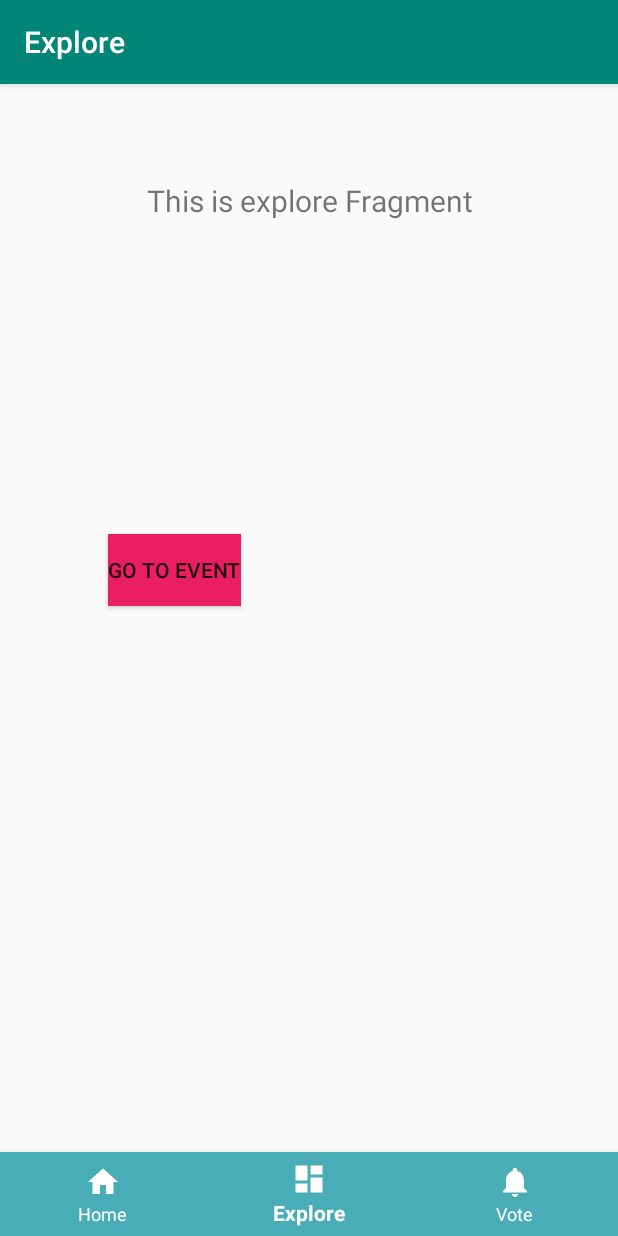
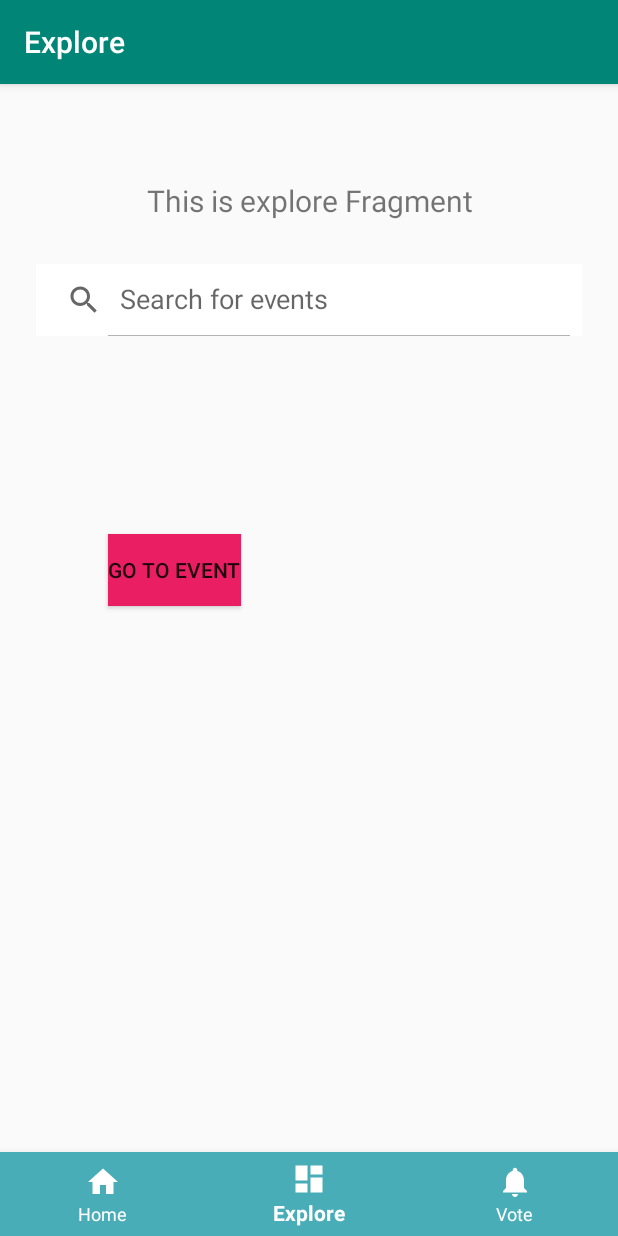
Before and after one commit to Glasgow19/team-3, an Android app: the screen it shows after launch once a user with an empty profile is signed in (homepage), item 2 of the bottom bar chosen, on a phone screen of 412 x 824 dp. Run offline under Robolectric (Android 15) with nearby library versions, the phone set to English and light mode, and no system bars; our stand-ins replace Firebase (no records; nobody signed in at launch, a user with empty details on screens opened directly), navigation-ui; libraries missing offline, so code that uses them is left out: com.firebase.ui.

Commit message:
added explore functionality

```diff
--- a/Actify/app/src/main/java/com/example/actify/MainActivity.kt
+++ b/Actify/app/src/main/java/com/example/actify/MainActivity.kt
@@ -43,9 +43,11 @@ class MainActivity : AppCompatActivity() {
         super.onStart()
         // Check if user is signed in (non-null) and update UI accordingly.
         val currentUser = auth.currentUser
-        if (currentUser != null){
+        if (currentUser.toString() != null){
+            Log.w(TAG, "not a new in user")
             updateUI(currentUser)
         }
+
     }
 
     private fun updateUI(user: FirebaseUser?) {
--- a/Actify/app/src/main/res/layout/fragment_dashboard.xml
+++ b/Actify/app/src/main/res/layout/fragment_dashboard.xml
@@ -3,6 +3,7 @@
     xmlns:app="http://schemas.android.com/apk/res-auto"
     android:layout_width="match_parent"
     android:layout_height="match_parent">
+    android:background="@color/actify_white">
 
     <TextView
         android:id="@+id/text_dashboard"
@@ -34,4 +35,32 @@
         app:layout_constraintStart_toStartOf="parent"
         app:layout_constraintTop_toBottomOf="@+id/text_dashboard" />
 
+    <SearchView
+        android:id="@+id/search_bar_explore"
+        android:layout_width="0dp"
+        android:layout_height="wrap_content"
+        android:layout_marginStart="24dp"
+        android:layout_marginTop="64dp"
+        android:layout_marginEnd="24dp"
+        android:background="@color/actify_white"
+        android:iconifiedByDefault="false"
+        android:queryHint="@string/explore_hint"
+        app:layout_constraintEnd_toEndOf="parent"
+        app:layout_constraintHorizontal_bias="0.204"
+        app:layout_constraintStart_toStartOf="parent"
+        app:layout_constraintTop_toTopOf="parent" />
+
+    <ListView
+        android:id="@+id/results_explore"
+        android:layout_width="0dp"
+        android:layout_height="0dp"
+        android:layout_marginStart="32dp"
+        android:layout_marginTop="24dp"
+        android:layout_marginEnd="32dp"
+        android:layout_marginBottom="24dp"
+        app:layout_constraintBottom_toBottomOf="parent"
+        app:layout_constraintEnd_toEndOf="parent"
+        app:layout_constraintHorizontal_bias="0.0"
+        app:layout_constraintStart_toStartOf="parent"
+        app:layout_constraintTop_toBottomOf="@+id/search_bar_explore" />
 </androidx.constraintlayout.widget.ConstraintLayout>
```
Also changed, not shown: Actify/app/src/main/res/layout/explore.xml (deleted, +0 -37 lines).
